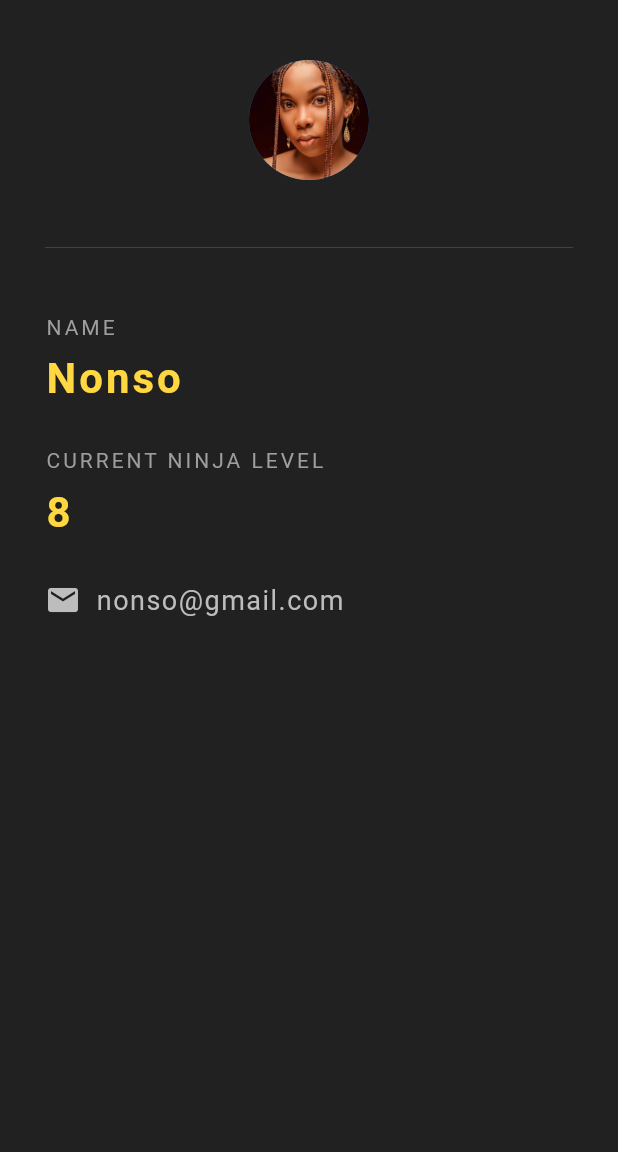
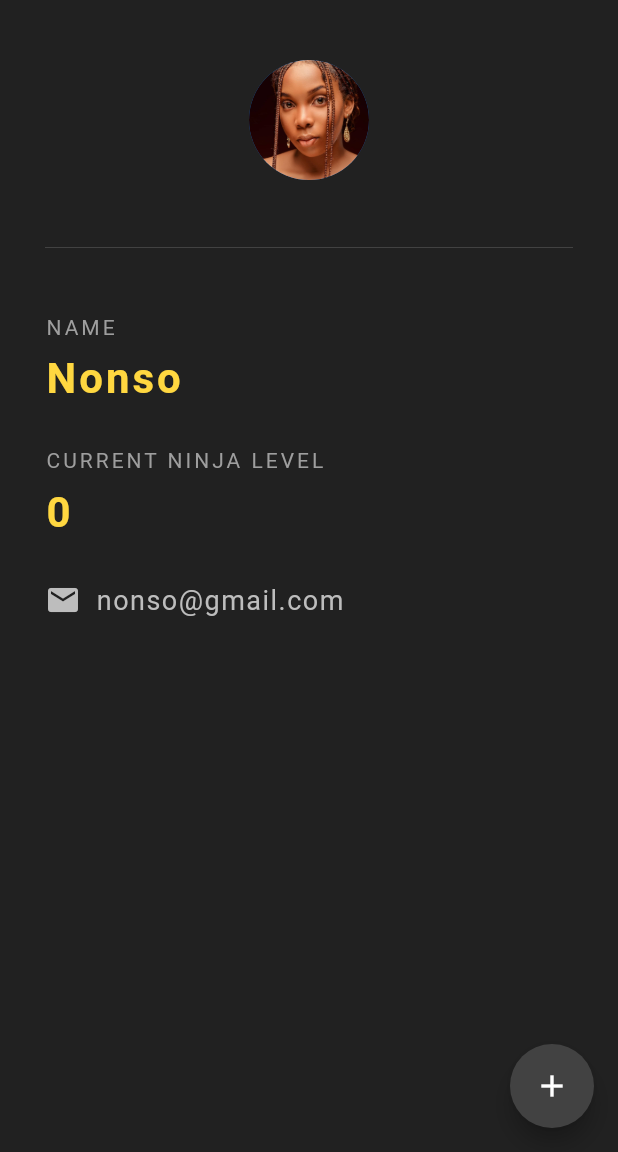
Before and after one commit to richardingwe/ninja_id, a Flutter app: the screen it shows after launch, on a phone screen of 412 x 824 dp, the part 84-1236 px from its top. Run offline on Flutter 3.47's test engine with Material 2 defaults, Android fonts, the phone set to English and light mode, and no system bars.

Commit message:
added a floating action button

```diff
--- a/lib/main.dart
+++ b/lib/main.dart
@@ -23,6 +23,11 @@ class _NinjaCardState extends State<NinjaCard> {
         centerTitle: true,
         backgroundColor: Colors.grey[850],
         elevation: 0.0,
+      ),
+      floatingActionButton: FloatingActionButton(
+        onPressed: () {},
+        child: Icon(Icons.add),
+        backgroundColor: Colors.grey[800],
       ),
       body: Padding(
         padding: EdgeInsets.fromLTRB(30.0, 40.0, 30.0, 0.0),
@@ -72,7 +77,7 @@ class _NinjaCardState extends State<NinjaCard> {
               height: 10.0,
             ),
             Text(
-              '8',
+              '$ninjaLevel',
               style: TextStyle(
                 color: Colors.amberAccent[200],
                 letterSpacing: 2.0,
```
